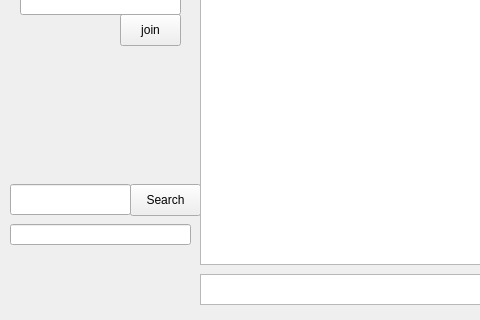
Qt form chat.ui (min27999/Messenger) before a commit; both pictures show x 0 to 480 and y 176 to 496 of the 784 by 496 pixel window.
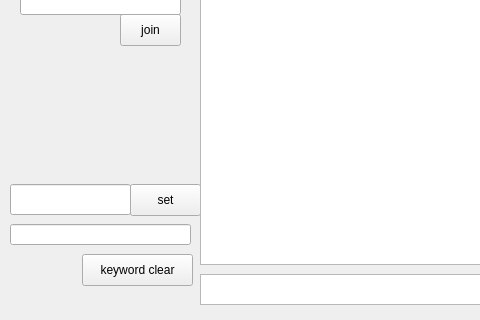
The same form after that commit.

Commit message: 키워드 알림 기능 추가

```diff
--- a/chat.ui
+++ b/chat.ui
@@ -46,7 +46,7 @@
     </rect>
    </property>
    <property name="text">
-    <string>Search</string>
+    <string>set</string>
    </property>
   </widget>
   <widget class="QPushButton" name="buttonLogin">
@@ -167,6 +167,19 @@
     <string>Channel</string>
    </property>
   </widget>
+  <widget class="QPushButton" name="buttonKeywordClear">
+   <property name="geometry">
+    <rect>
+     <x>82</x>
+     <y>430</y>
+     <width>111</width>
+     <height>32</height>
+    </rect>
+   </property>
+   <property name="text">
+    <string>keyword clear</string>
+   </property>
+  </widget>
  </widget>
  <resources/>
  <connections/>
```
Left out of the diff: 6 changed lines with no effect on the pictures. The commit also changes 1 other file.
